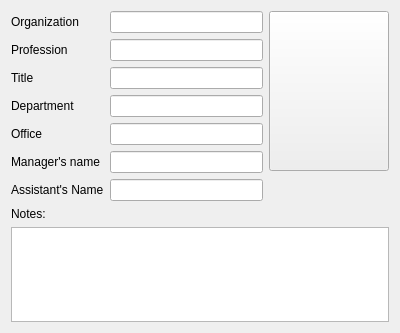
The window that mobile/contacts/editorbusiness.ui (chusopr/kdepim-ktimetracker-akonadi) describes before a commit, drawn with Qt 5.
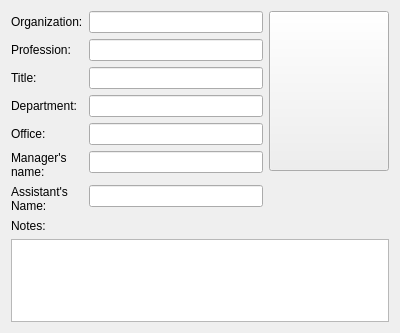
The same window after the commit.

Commit message: Improve GUI according to design sketches

What changed in the file:
```diff
--- a/mobile/contacts/editorbusiness.ui
+++ b/mobile/contacts/editorbusiness.ui
@@ -18,10 +18,13 @@
     <layout class="QGridLayout" name="gridLayout">
      <item row="0" column="0" rowspan="2">
       <layout class="QFormLayout" name="formLayout">
+       <property name="labelAlignment">
+        <set>Qt::AlignLeading|Qt::AlignLeft|Qt::AlignVCenter</set>
+       </property>
        <item row="0" column="0">
         <widget class="QLabel" name="organizationLabel">
          <property name="text">
-          <string>Organization</string>
+          <string>Organization:</string>
          </property>
         </widget>
        </item>
@@ -31,7 +34,7 @@
        <item row="1" column="0">
         <widget class="QLabel" name="professionLabel">
          <property name="text">
-          <string>Profession</string>
+          <string>Profession:</string>
          </property>
         </widget>
        </item>
@@ -41,7 +44,7 @@
        <item row="2" column="0">
         <widget class="QLabel" name="titleLabel">
          <property name="text">
-          <string>Title</string>
+          <string>Title:</string>
          </property>
         </widget>
        </item>
@@ -51,7 +54,7 @@
        <item row="3" column="0">
         <widget class="QLabel" name="departmentLabel">
          <property name="text">
-          <string>Department</string>
+          <string>Department:</string>
          </property>
         </widget>
        </item>
@@ -61,7 +64,7 @@
        <item row="4" column="0">
         <widget class="QLabel" name="officeLabel">
          <property name="text">
-          <string>Office</string>
+          <string>Office:</string>
          </property>
         </widget>
        </item>
@@ -71,7 +74,8 @@
        <item row="5" column="0">
         <widget class="QLabel" name="managerSNameLabel">
          <property name="text">
-          <string>Manager's name</string>
+          <string>Manager's
+name:</string>
          </property>
         </widget>
        </item>
@@ -81,7 +85,8 @@
        <item row="6" column="0">
         <widget class="QLabel" name="assistantSNameLabel">
          <property name="text">
-          <string>Assistant's Name</string>
+          <string>Assistant's
+Name:</string>
          </property>
         </widget>
        </item>
```
The commit also changes 3 other files.
